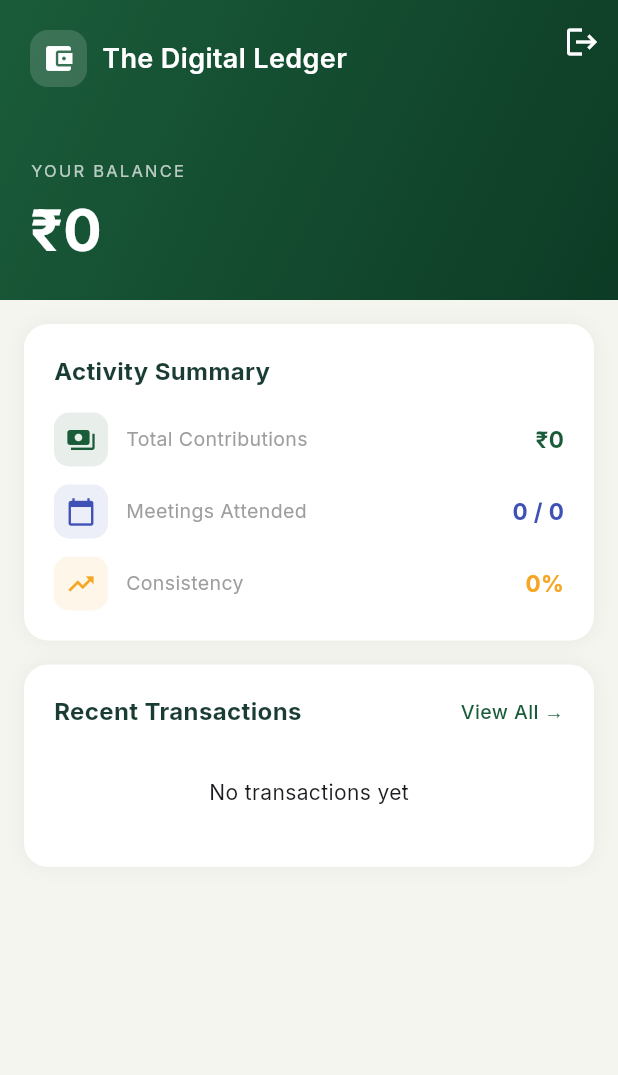
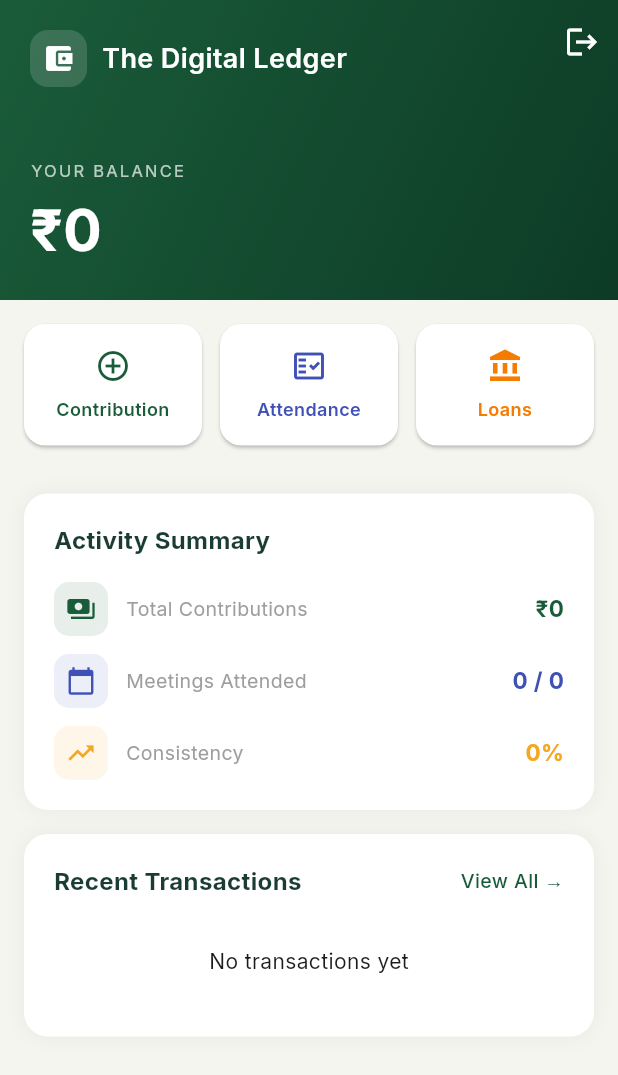
Before and after one commit to Vishalvishnu64/Sangham_app, a Flutter app: the UserDashboardScreen screen opened directly with empty values, on a phone screen of 412 x 824 dp. Shown: the top 1075 px of the screen. Run offline on Flutter 3.47's test engine with Material 3 defaults, Android fonts, the phone set to English and light mode, and no system bars; our stand-ins replace google_fonts, shared_preferences, table_calendar; accounts and stored records are empty; network calls fail.

Commit message:
feat: Add Quick Action buttons to user dashboard with proper layout and fix Android build configuration

```diff
--- a/sangham_app/lib/screens/user/user_dashboard.dart
+++ b/sangham_app/lib/screens/user/user_dashboard.dart
@@ -131,6 +131,43 @@ class _UserDashboardScreenState extends State<UserDashboardScreen> {
                       ),
                     ),
                   ),
+                ),
+              ),
+            ),
+
+            // Quick Actions
+            SliverToBoxAdapter(
+              child: Padding(
+                padding: const EdgeInsets.all(16),
+                child: Row(
+                  children: [
+                    Expanded(
+                      child: _QuickActionButton(
+                        icon: Icons.add_circle_outline,
+                        label: 'Contribution',
+                        color: const Color(0xFF1A5C3A),
+                        onTap: () {},
+                      ),
+                    ),
+                    const SizedBox(width: 12),
+                    Expanded(
+                      child: _QuickActionButton(
+                        icon: Icons.fact_check_outlined,
+                        label: 'Attendance',
+                        color: const Color(0xFF3F51B5),
+                        onTap: () {},
+                      ),
+                    ),
+                    const SizedBox(width: 12),
+                    Expanded(
+                      child: _QuickActionButton(
+                        icon: Icons.account_balance,
+                        label: 'Loans',
+                        color: const Color(0xFFF57C00),
+                        onTap: () {},
+                      ),
+                    ),
+                  ],
                 ),
               ),
             ),
@@ -390,3 +427,49 @@ class _SummaryRow extends StatelessWidget {
     );
   }
 }
+
+class _QuickActionButton extends StatelessWidget {
+  final IconData icon;
+  final String label;
+  final Color color;
+  final VoidCallback onTap;
+
+  const _QuickActionButton({
+    required this.icon,
+    required this.label,
+    required this.color,
+    required this.onTap,
+  });
+
+  @override
+  Widget build(BuildContext context) {
+    return Material(
+      color: Colors.white,
+      borderRadius: BorderRadius.circular(14),
+      elevation: 1,
+      child: InkWell(
+        onTap: onTap,
+        borderRadius: BorderRadius.circular(14),
+        child: Padding(
+          padding: const EdgeInsets.symmetric(vertical: 16, horizontal: 14),
+          child: Column(
+            mainAxisAlignment: MainAxisAlignment.center,
+            children: [
+              Icon(icon, color: color, size: 24),
+              const SizedBox(height: 8),
+              Text(
+                label,
+                style: TextStyle(
+                  color: color,
+                  fontWeight: FontWeight.w600,
+                  fontSize: 12,
+                ),
+                textAlign: TextAlign.center,
+              ),
+            ],
+          ),
+        ),
+      ),
+    );
+  }
+}
```
Also changed, not shown: sangham_app/pubspec.lock, 2 other files.
